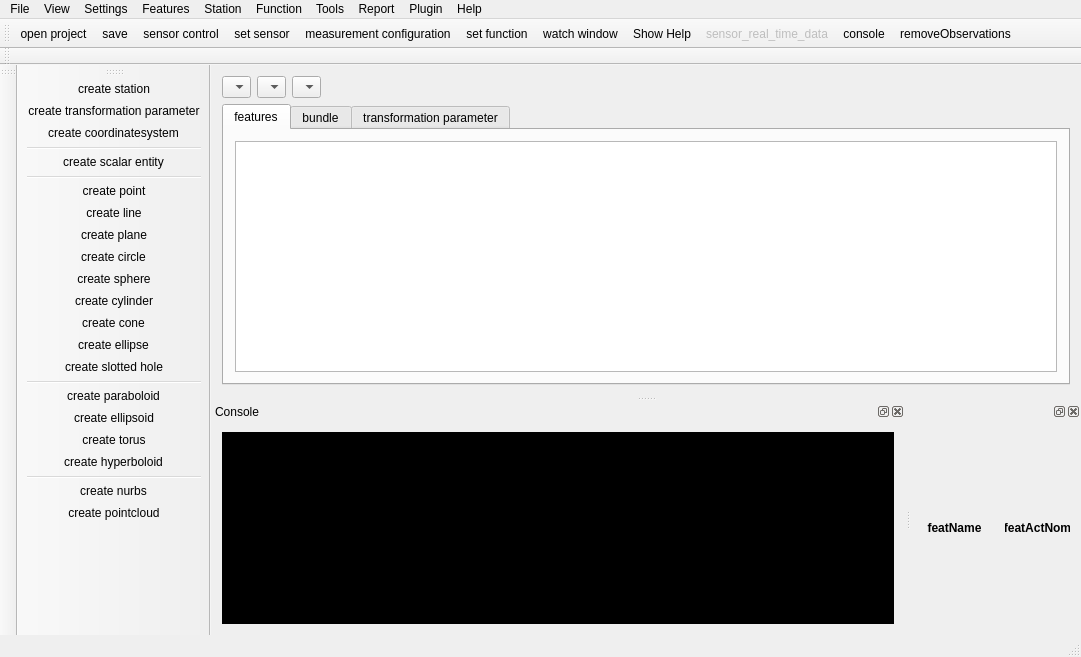
This is ui/mainwindow.ui in OpenIndy/OpenIndy as Qt 5 draws it before an edit. The edited form follows.
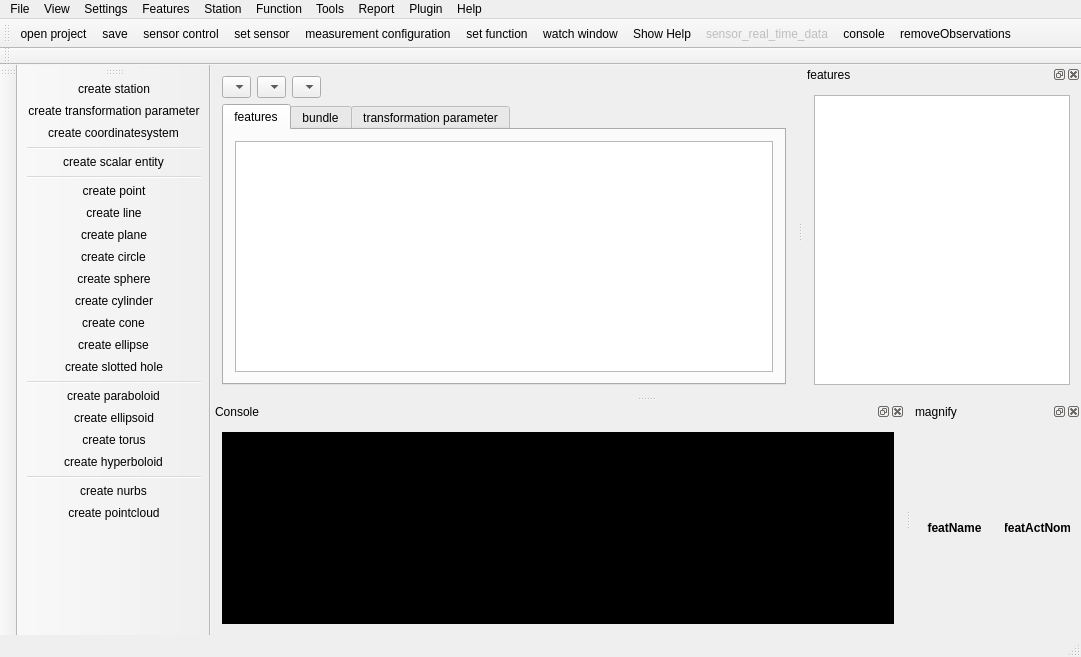
This is the edited form. The open tabs and pages were chosen to show the change. Icons and pictures are not drawn.

What changed in the file:
```diff
--- a/ui/mainwindow.ui
+++ b/ui/mainwindow.ui
@@ -148,30 +148,7 @@
          </attribute>
          <layout class="QHBoxLayout" name="horizontalLayout_2">
           <item>
-           <widget class="QTableView" name="tableView_features">
-            <property name="sizePolicy">
-             <sizepolicy hsizetype="Preferred" vsizetype="Preferred">
-              <horstretch>0</horstretch>
-              <verstretch>0</verstretch>
-             </sizepolicy>
-            </property>
-            <property name="autoFillBackground">
-             <bool>false</bool>
-            </property>
-            <property name="styleSheet">
-             <string notr="true">background-image: url(:/Images/icons/openIndy_bg.png);
-border-color: rgb(170, 170, 127);
-gridline-color: rgb(170, 170, 127);
-background-repeat: no-repeat;
-background-position: center center;</string>
-            </property>
-            <property name="showGrid">
-             <bool>true</bool>
-            </property>
-            <property name="sortingEnabled">
-             <bool>false</bool>
-            </property>
-           </widget>
+           <widget class="QTreeView" name="treeView_features"/>
           </item>
          </layout>
         </widget>
@@ -753,6 +730,15 @@
    <addaction name="actionCreate_pointcloud"/>
   </widget>
   <widget class="QDockWidget" name="dockWidget_magnify">
+   <property name="enabled">
+    <bool>true</bool>
+   </property>
+   <property name="floating">
+    <bool>false</bool>
+   </property>
+   <property name="windowTitle">
+    <string>magnify</string>
+   </property>
    <attribute name="dockWidgetArea">
     <number>8</number>
    </attribute>
@@ -824,6 +810,48 @@
     </layout>
    </widget>
   </widget>
+  <widget class="QDockWidget" name="dockWidget_featureView">
+   <property name="windowTitle">
+    <string>features</string>
+   </property>
+   <attribute name="dockWidgetArea">
+    <number>2</number>
+   </attribute>
+   <widget class="QWidget" name="dockWidgetContents_2">
+    <layout class="QVBoxLayout" name="verticalLayout_5">
+     <item>
+      <widget class="QTableView" name="tableView_features">
+       <property name="sizePolicy">
+        <sizepolicy hsizetype="Preferred" vsizetype="Preferred">
+         <horstretch>0</horstretch>
+         <verstretch>0</verstretch>
+        </sizepolicy>
+       </property>
+       <property name="autoFillBackground">
+        <bool>false</bool>
+       </property>
+       <property name="styleSheet">
+        <string notr="true">background-image: url(:/Images/icons/openIndy_bg.png);
+border-color: rgb(170, 170, 127);
+gridline-color: rgb(170, 170, 127);
+background-repeat: no-repeat;
+background-position: center center;</string>
+       </property>
+       <property name="showGrid">
+        <bool>true</bool>
+       </property>
+       <property name="sortingEnabled">
+        <bool>false</bool>
+       </property>
+      </widget>
+     </item>
+    </layout>
+    <zorder>tableView_features</zorder>
+    <zorder>tableView_features</zorder>
+    <zorder>tableView_features</zorder>
+    <zorder>tableView_features</zorder>
+   </widget>
+  </widget>
   <action name="actionOpen">
    <property name="icon">
     <iconset resource="../res/res.qrc">
```
Left out of the diff: 10 changed lines with no effect on the pictures.
